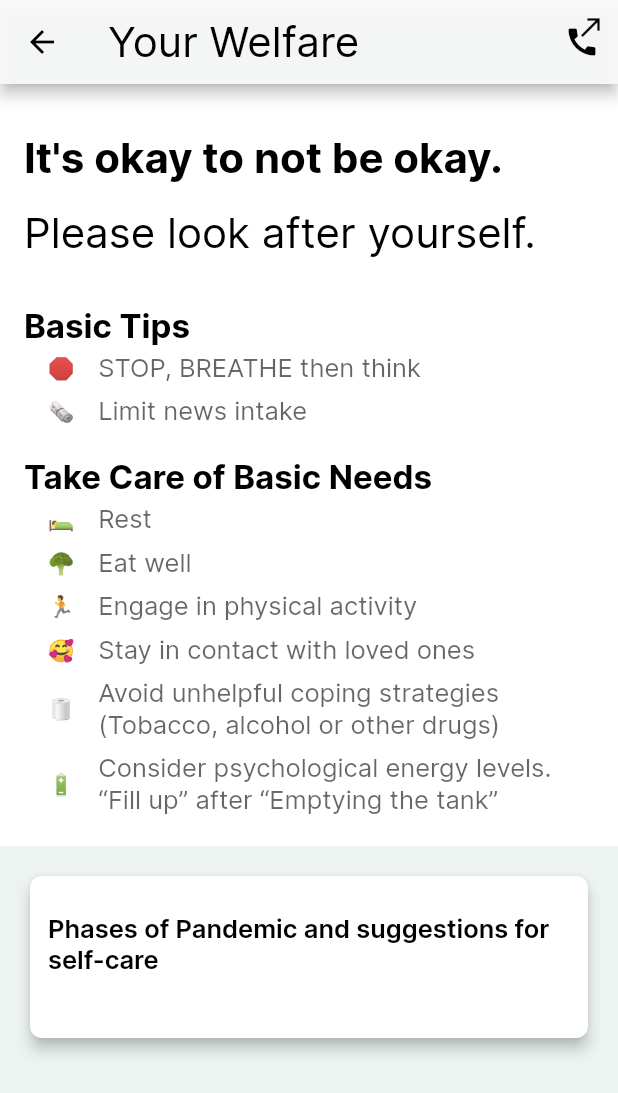
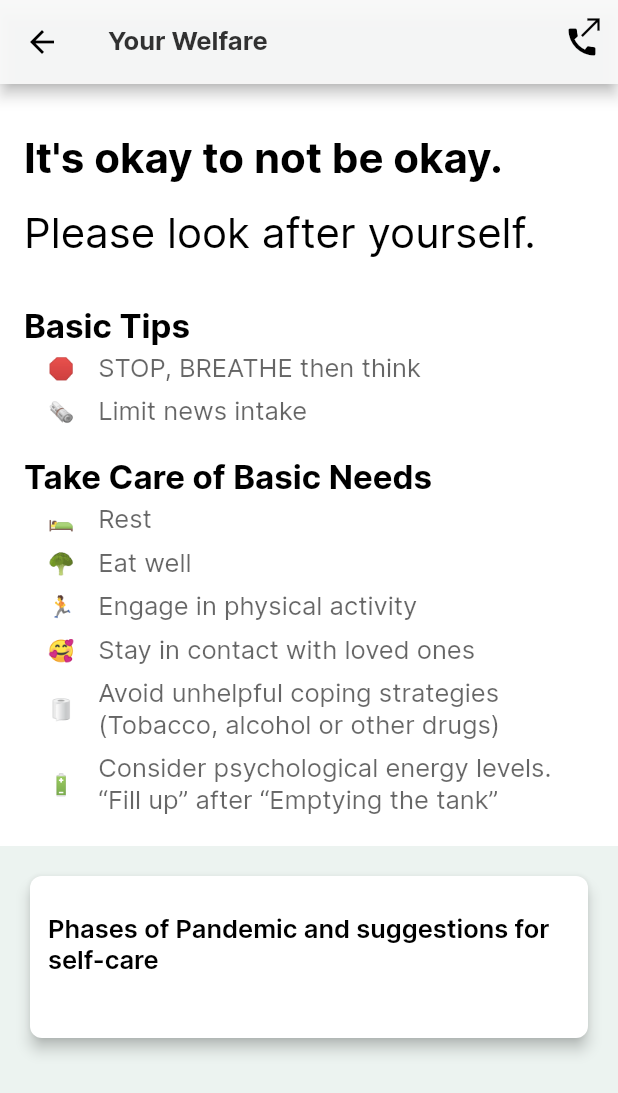
Before and after one commit to Western-Health-Covid19-Collaboration/wh_covid19_app, a Flutter app: the YourWelfareView screen opened by its route, on a phone screen of 412 x 824 dp. Shown: the top 1093 px of the screen. Run offline on Flutter 3.47's test engine with Material 2 defaults, Android fonts, the phone set to English and light mode, and no system bars; our stand-ins replace chewie, flutter_svg, flutter_widget_from_html, package_info, photo_view, shared_preferences and 1 more; missing offline and left inert: matrix_gesture_detector; accounts and stored records are empty; statements that could not run were skipped; project files that could hold a hidden picture were left out.

Commit message:
fix issue #175 item A

```diff
--- a/lib/view/staff_welfare/your_welfare_view.dart
+++ b/lib/view/staff_welfare/your_welfare_view.dart
@@ -24,7 +24,7 @@ class YourWelfareView extends StatelessWidget {
         iconTheme: Styles.appBarIconTheme,
         title: Text(
           _title,
-          style: Styles.appBarTextStyle,
+          style: Styles.textSemiBold.copyWith(color: AppColors.blackAlpha800),
         ),
         actions: <Widget>[
           IconButton(
```
